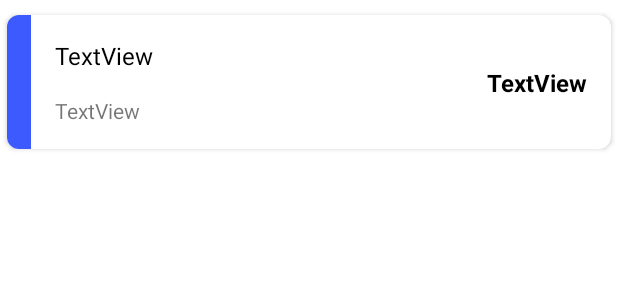
After one commit to embashbaz/Expense-Planner-App, an Android app: the layout expense_item.xml on its own in the app's theme, with its tools: preview values and no code run, on a phone screen of 412 x 824 dp. The commit adds this screen. Shown: the top 300 px of the screen. Run offline under Robolectric (Android 15) with nearby library versions, the phone set to English and light mode, and no system bars.

Commit message:
added the ui for the expense list

```diff
--- /dev/null
+++ b/app/src/main/res/layout/expense_item.xml
@@ -0,0 +1,78 @@
+<?xml version="1.0" encoding="utf-8"?>
+<LinearLayout xmlns:android="http://schemas.android.com/apk/res/android"
+    xmlns:app="http://schemas.android.com/apk/res-auto"
+    xmlns:tools="http://schemas.android.com/tools"
+    android:layout_width="match_parent"
+    android:layout_height="wrap_content">
+
+    <androidx.cardview.widget.CardView
+        android:id="@+id/card_view_usage"
+        android:layout_width="match_parent"
+        android:layout_height="wrap_content"
+        android:layout_marginTop="4dp"
+        app:cardCornerRadius="8dp"
+        app:cardUseCompatPadding="true">
+
+        <androidx.constraintlayout.widget.ConstraintLayout
+            android:layout_width="match_parent"
+            android:layout_height="wrap_content">
+
+            <View
+                android:id="@+id/view"
+                android:layout_width="16dp"
+                android:layout_height="0dp"
+                android:layout_weight="2"
+                android:background="@color/indigo_2"
+                app:layout_constraintBottom_toBottomOf="parent"
+                app:layout_constraintStart_toStartOf="parent"
+                app:layout_constraintTop_toTopOf="parent" />
+
+            <TextView
+                android:id="@+id/type_expense_list"
+                android:layout_width="wrap_content"
+                android:layout_height="wrap_content"
+                android:layout_marginStart="16dp"
+                android:layout_marginLeft="16dp"
+                android:layout_marginTop="16dp"
+                android:text="TextView"
+                android:textColor="@color/black"
+                android:textSize="16sp"
+                app:layout_constraintStart_toEndOf="@+id/view"
+                app:layout_constraintTop_toTopOf="parent" />
+
+            <TextView
+                android:id="@+id/status_expense_list"
+                android:layout_width="wrap_content"
+                android:layout_height="wrap_content"
+                android:layout_marginStart="16dp"
+                android:layout_marginLeft="16dp"
+                android:layout_marginTop="16dp"
+                android:layout_marginBottom="16dp"
+                android:text="TextView"
+                app:layout_constraintBottom_toBottomOf="parent"
+                app:layout_constraintStart_toEndOf="@+id/view"
+                app:layout_constraintTop_toBottomOf="@+id/type_expense_list" />
+
+            <TextView
+                android:id="@+id/price_expense_list"
+                android:layout_width="wrap_content"
+                android:layout_height="wrap_content"
+                android:layout_marginTop="16dp"
+                android:layout_marginEnd="16dp"
+                android:layout_marginRight="16dp"
+                android:layout_marginBottom="16dp"
+                android:text="TextView"
+                android:textColor="@color/black"
+                android:textSize="16sp"
+                android:textStyle="bold"
+                app:layout_constraintBottom_toBottomOf="parent"
+                app:layout_constraintEnd_toEndOf="parent"
+                app:layout_constraintTop_toTopOf="parent" />
+
+
+        </androidx.constraintlayout.widget.ConstraintLayout>
+
+
+    </androidx.cardview.widget.CardView>
+
+</LinearLayout>
```
Also changed, not shown: app/src/main/res/drawable/ic_baseline_add_24.xml (added, +10 -0 lines), app/src/main/res/layout/fragment_expense_list.xml (+40 -5 lines).
